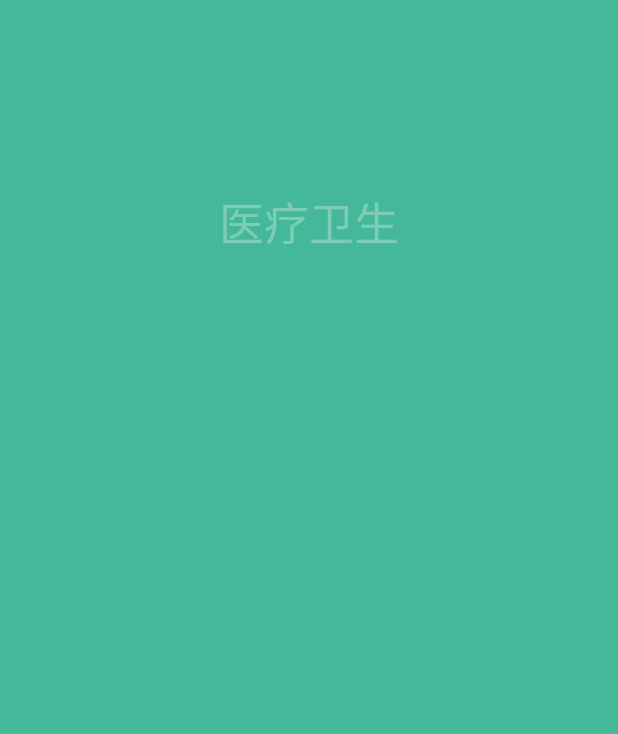
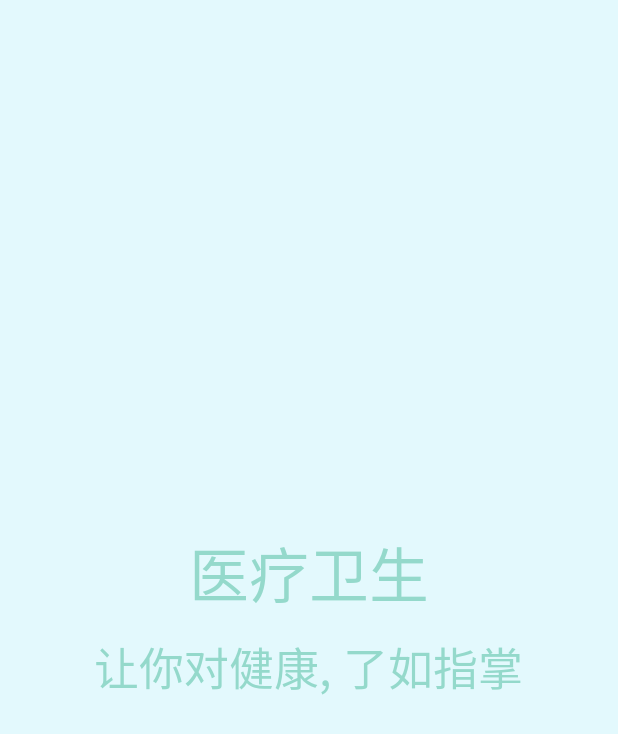
Before and after one commit to faha1995/TheHealthy, an Android app: the SplashActivity screen opened directly, with no data from a screen before it, on a phone screen of 412 x 824 dp. Shown: the top 734 px of the screen. Run offline under Robolectric (Android 15) with nearby library versions, the phone set to English and light mode, and no system bars; network calls fail; Roboto replaces fonts that are not available here; 2 statements that could not run were skipped.

Commit message:
优化闪屏界面

```diff
--- a/app/src/main/AndroidManifest.xml
+++ b/app/src/main/AndroidManifest.xml
@@ -37,9 +37,6 @@
 
         <activity android:name=".activity.inforactivity.SplashActivity">
             <intent-filter>
-
-
-
                 <action android:name="android.intent.action.MAIN" />
 
                 <category android:name="android.intent.category.LAUNCHER" />
--- a/app/src/main/java/com/example/administrator/thehealthy/activity/inforactivity/SplashActivity.java
+++ b/app/src/main/java/com/example/administrator/thehealthy/activity/inforactivity/SplashActivity.java
@@ -1,5 +1,6 @@
 package com.example.administrator.thehealthy.activity.inforactivity;
 
+import android.graphics.Typeface;
 import android.os.Handler;
 import android.os.Message;
 import android.util.Log;
@@ -14,7 +15,7 @@ import com.example.administrator.thehealthy.fragment.BaseFragment;
 
 
 public class SplashActivity extends BaseActivity {
-    private TextView titleText;
+    private TextView titleText, discripText;
     private Handler handler;
     Animation animation = null;
 
@@ -25,7 +26,8 @@ public class SplashActivity extends BaseActivity {
 
     @Override
     protected void initView() {
-        titleText = findView(R.id.text_splash);
+        titleText = findView(R.id.text_splash_title);
+        discripText = findView(R.id.text_splash_discrip);
         animation = AnimationUtils.loadAnimation(this, R.anim.splash_text);
 
 
@@ -34,8 +36,14 @@ public class SplashActivity extends BaseActivity {
             public boolean handleMessage(Message msg) {
                 switch (msg.what) {
                     case 100:
+                        Typeface discripType = Typeface.createFromAsset(getAssets(), "fonts/splash_discrip_text_type.ttf");
+                        Typeface titleType = Typeface.createFromAsset(getAssets(),"fonts/splash_text_title_type.ttf");
+                        titleText.setTypeface(titleType);
                         titleText.setText("医疗卫生");
+                        discripText.setTypeface(discripType);
+                        discripText.setText("让你对健康, 了如指掌");
                         titleText.startAnimation(animation);
+                        discripText.startAnimation(animation);
                         Log.i("Splash", "------->" + titleText.getText().toString());
                         break;
                     case 200:
--- a/app/src/main/res/anim/splash_text.xml
+++ b/app/src/main/res/anim/splash_text.xml
@@ -1,8 +1,8 @@
 <?xml version="1.0" encoding="utf-8"?>
 <alpha xmlns:android="http://schemas.android.com/apk/res/android"
-    android:fromAlpha="0.3"
+    android:fromAlpha="0.5"
     android:toAlpha="1"
-    android:duration="2500"
+    android:duration="2000"
     >
 
 </alpha>
--- a/app/src/main/res/layout/activity_splash.xml
+++ b/app/src/main/res/layout/activity_splash.xml
@@ -1,28 +1,48 @@
 <?xml version="1.0" encoding="utf-8"?>
-<LinearLayout xmlns:android="http://schemas.android.com/apk/res/android"
+<RelativeLayout xmlns:android="http://schemas.android.com/apk/res/android"
     xmlns:tools="http://schemas.android.com/tools"
     android:layout_width="match_parent"
     android:layout_height="match_parent"
-    android:background="@color/mainColor"
+    android:background="@color/fragmentBackGround"
     android:paddingBottom="@dimen/activity_vertical_margin"
     android:paddingLeft="@dimen/activity_horizontal_margin"
     android:paddingRight="@dimen/activity_horizontal_margin"
-    android:orientation="vertical"
     android:paddingTop="@dimen/activity_vertical_margin"
     tools:context="com.example.administrator.thehealthy.activity.inforactivity.SplashActivity">
 
-    <TextView
-        android:id="@+id/text_splash"
+    <LinearLayout
         android:layout_width="match_parent"
-        android:layout_height="0dp"
-        android:layout_weight="1"
-        android:gravity="center"
-        android:textColor="@color/colorWhite"
-        android:textSize="30sp" />
+        android:layout_height="match_parent"
+        android:orientation="vertical">
 
-    <TextView
-        android:layout_width="match_parent"
-        android:layout_height="0dp"
-        android:layout_weight="2" />
+        <RelativeLayout
+            android:layout_width="match_parent"
+            android:layout_height="0dp"
+            android:layout_weight="1">
 
-</LinearLayout>
+            <TextView
+                android:id="@+id/text_splash_title"
+                android:layout_width="wrap_content"
+                android:layout_height="wrap_content"
+                android:layout_alignParentBottom="true"
+                android:layout_centerHorizontal="true"
+                android:textColor="@color/mainColor"
+                android:textSize="40sp" />
+        </RelativeLayout>
+
+        <RelativeLayout
+            android:layout_width="match_parent"
+            android:layout_height="0dp"
+            android:layout_weight="1">
+
+            <TextView
+                android:id="@+id/text_splash_discrip"
+                android:layout_width="wrap_content"
+                android:layout_height="wrap_content"
+                android:layout_marginTop="10dp"
+                android:layout_centerHorizontal="true"
+                android:textColor="@color/mainColor"
+                android:textSize="30sp" />
+        </RelativeLayout>
+    </LinearLayout>
+</RelativeLayout>
```
Also changed, not shown: 3 other files.
